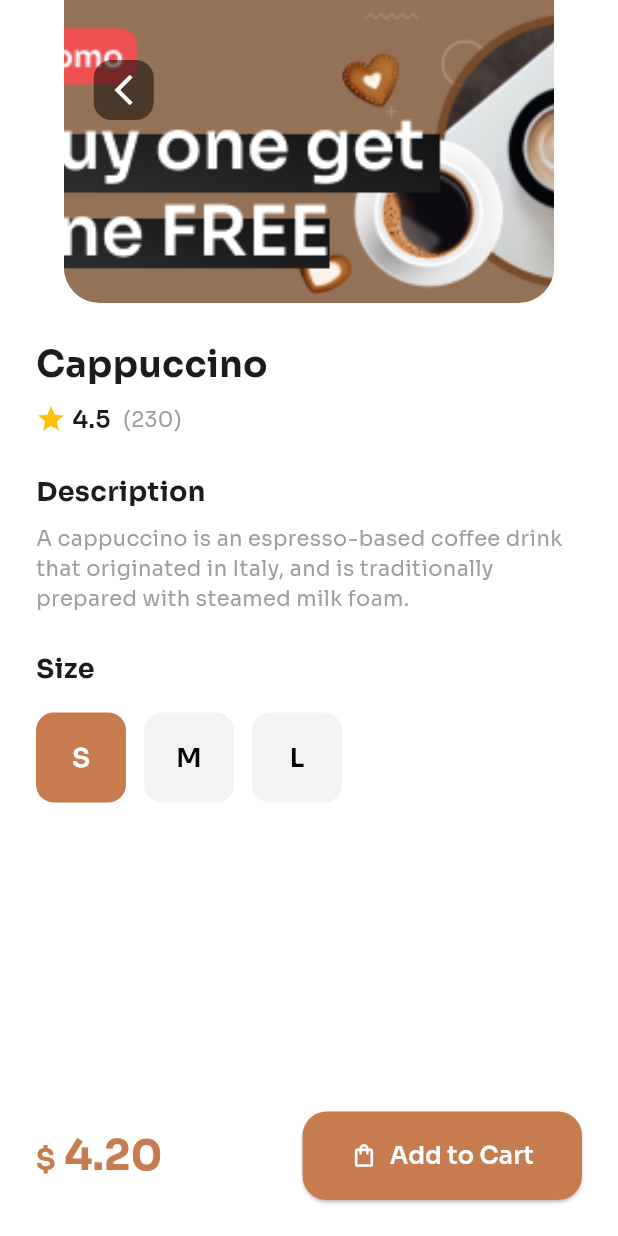
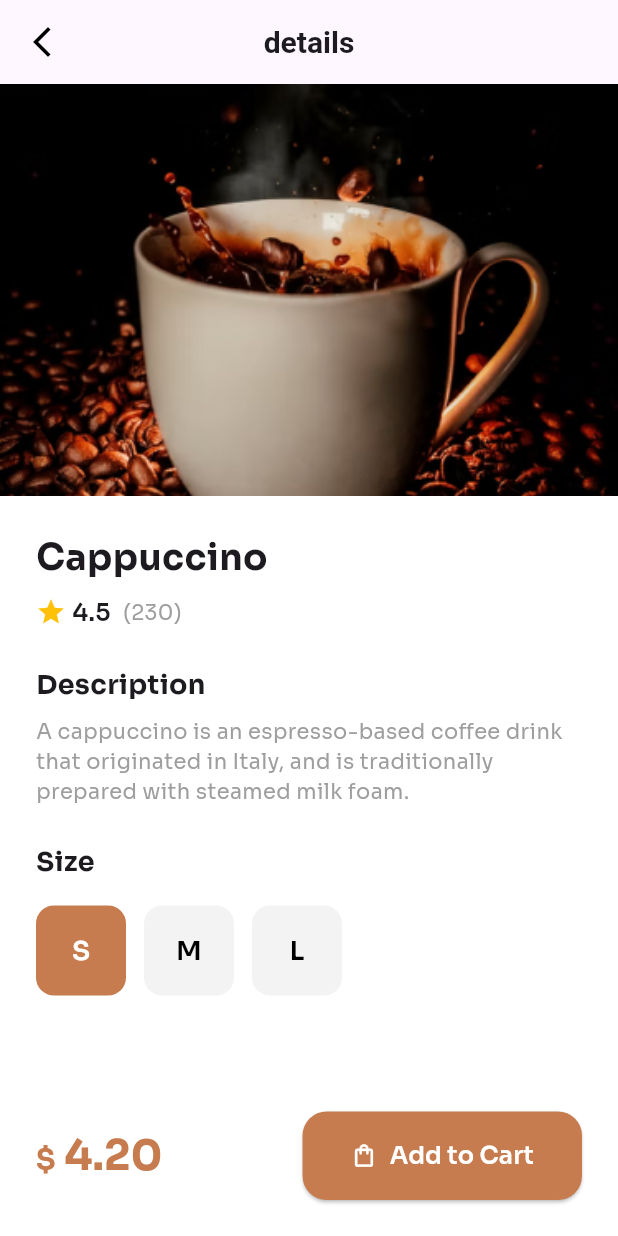
Before and after one commit to reemmohmed/Coffee, a Flutter app: the DetalsView screen opened directly, on a phone screen of 412 x 824 dp. Run offline on Flutter 3.47's test engine with Material 3 defaults, Android fonts, the phone set to English and light mode, and no system bars; our stand-ins replace bloc, flutter_bloc, flutter_map, google_fonts, google_nav_bar, ionicons and 1 more.

Commit message:
Refactor DetalsView: Improve layout and integrate CustomAppBar

```diff
--- a/lib/Featuers/home/presentation/view/detals_view.dart
+++ b/lib/Featuers/home/presentation/view/detals_view.dart
@@ -1,4 +1,5 @@
 import 'package:coffee_app/core/app_Image/image_app.dart';
+import 'package:coffee_app/core/widgets/custom_app_bar.dart';
 import 'package:flutter/material.dart';
 import 'package:google_fonts/google_fonts.dart';
 
@@ -8,59 +9,39 @@ class DetalsView extends StatelessWidget {
   @override
   Widget build(BuildContext context) {
     return Scaffold(
+      appBar: CustomAppBar(title: "details"),
+
       backgroundColor: Colors.white,
       body: Column(
         children: [
-          Stack(
-            children: [
-              Container(
-                width: 327,
-                height: 202,
-                decoration: BoxDecoration(
-                  borderRadius: const BorderRadius.vertical(
-                    bottom: Radius.circular(24),
+          AspectRatio(
+            aspectRatio: 3 / 2,
+            child: Image.asset(ImageApp.onboarding, fit: BoxFit.cover),
           ),
-                  image: DecorationImage(
-                    image: AssetImage(ImageApp.banner),
-                    fit: BoxFit.cover,
-                  ),
-                ),
-              ),
-              // زر الرجوع
-              Positioned(
-                top: 40,
-                left: 20,
-                child: InkWell(
-                  onTap: () => Navigator.pop(context),
-                  child: Container(
-                    padding: const EdgeInsets.all(8),
-                    decoration: BoxDecoration(
-                      color: Colors.black.withOpacity(0.5),
-                      borderRadius: BorderRadius.circular(12),
-                    ),
-                    child: const Icon(
-                      Icons.arrow_back_ios_new,
-                      color: Colors.white,
-                    ),
-                  ),
+
+          Expanded(
+            child: Padding(
+              padding: const EdgeInsets.all(24),
+              child: CustomDetalse(),
             ),
           ),
         ],
       ),
+    );
+  }
+}
 
-          // باقي البيانات
-          Expanded(
-            child: Padding(
-              padding: const EdgeInsets.all(24),
-              child: Column(
+class CustomDetalse extends StatelessWidget {
+  const CustomDetalse({super.key});
+
+  @override
+  Widget build(BuildContext context) {
+    return Column(
       crossAxisAlignment: CrossAxisAlignment.start,
       children: [
         Text(
           "Cappuccino",
-                    style: GoogleFonts.sora(
-                      fontSize: 24,
-                      fontWeight: FontWeight.bold,
-                    ),
+          style: GoogleFonts.sora(fontSize: 24, fontWeight: FontWeight.bold),
         ),
         const SizedBox(height: 8),
         Row(
@@ -77,20 +58,14 @@ class DetalsView extends StatelessWidget {
             const SizedBox(width: 8),
             Text(
               "(230)",
-                        style: GoogleFonts.sora(
-                          fontSize: 14,
-                          color: Colors.grey,
-                        ),
+              style: GoogleFonts.sora(fontSize: 14, color: Colors.grey),
             ),
           ],
         ),
         const SizedBox(height: 24),
         Text(
           "Description",
-                    style: GoogleFonts.sora(
-                      fontSize: 18,
-                      fontWeight: FontWeight.bold,
-                    ),
+          style: GoogleFonts.sora(fontSize: 18, fontWeight: FontWeight.bold),
         ),
         const SizedBox(height: 8),
         Text(
@@ -101,10 +76,7 @@ class DetalsView extends StatelessWidget {
 
         Text(
           "Size",
-                    style: GoogleFonts.sora(
-                      fontSize: 18,
-                      fontWeight: FontWeight.bold,
-                    ),
+          style: GoogleFonts.sora(fontSize: 18, fontWeight: FontWeight.bold),
         ),
         const SizedBox(height: 16),
 
@@ -160,10 +132,7 @@ class DetalsView extends StatelessWidget {
               onPressed: () {},
               child: Row(
                 children: [
-                            const Icon(
-                              Icons.shopping_bag_outlined,
-                              color: Colors.white,
-                            ),
+                  const Icon(Icons.shopping_bag_outlined, color: Colors.white),
                   const SizedBox(width: 8),
                   Text(
                     "Add to Cart",
@@ -179,11 +148,6 @@ class DetalsView extends StatelessWidget {
           ],
         ),
       ],
-              ),
-            ),
-          ),
-        ],
-      ),
     );
   }
 
--- /dev/null
+++ b/lib/core/widgets/custom_app_bar.dart
@@ -0,0 +1,25 @@
+import 'package:coffee_app/core/widgets/titel_text_widget.dart';
+import 'package:flutter/material.dart';
+
+class CustomAppBar extends StatelessWidget implements PreferredSizeWidget {
+  final String title;
+  const CustomAppBar({super.key, required this.title});
+
+  @override
+  Widget build(BuildContext context) {
+    return AppBar(
+      centerTitle: true,
+      automaticallyImplyLeading: false,
+      title: TitelTextWidget(text: title),
+      leading: IconButton(
+        icon: const Icon(Icons.arrow_back_ios_new, color: Colors.black),
+        onPressed: () {
+          Navigator.pop(context);
+        },
+      ),
+    );
+  }
+
+  @override
+  Size get preferredSize => const Size.fromHeight(kToolbarHeight);
+}
```
Lines whose indentation alone changed are shown as unchanged.
